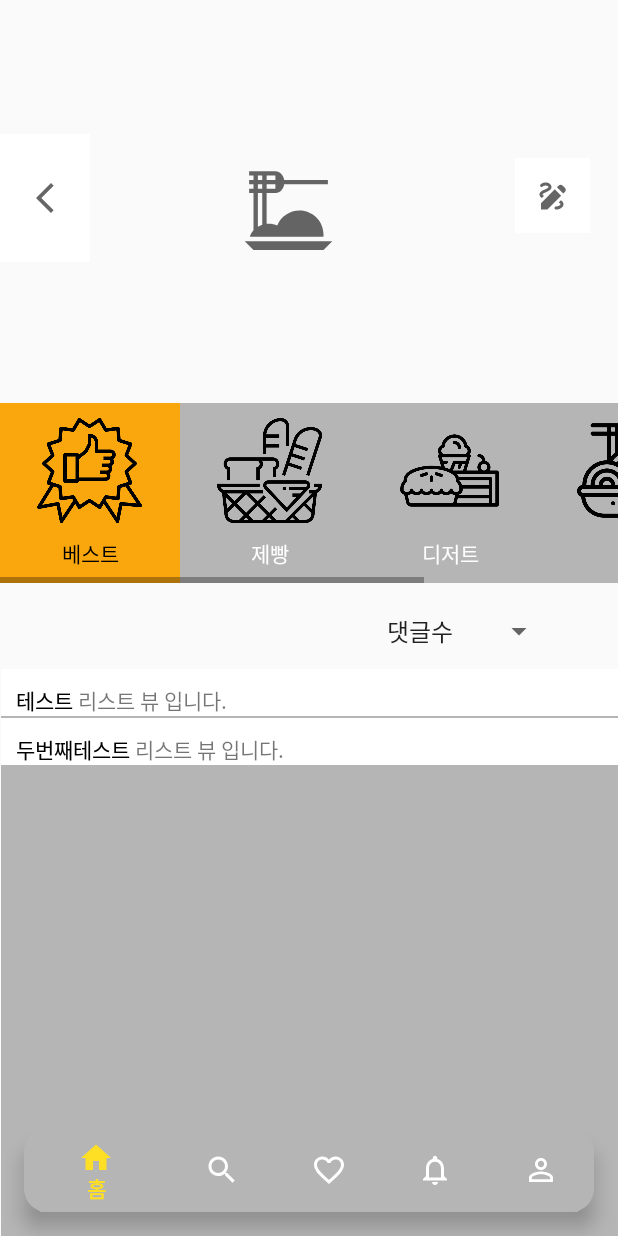
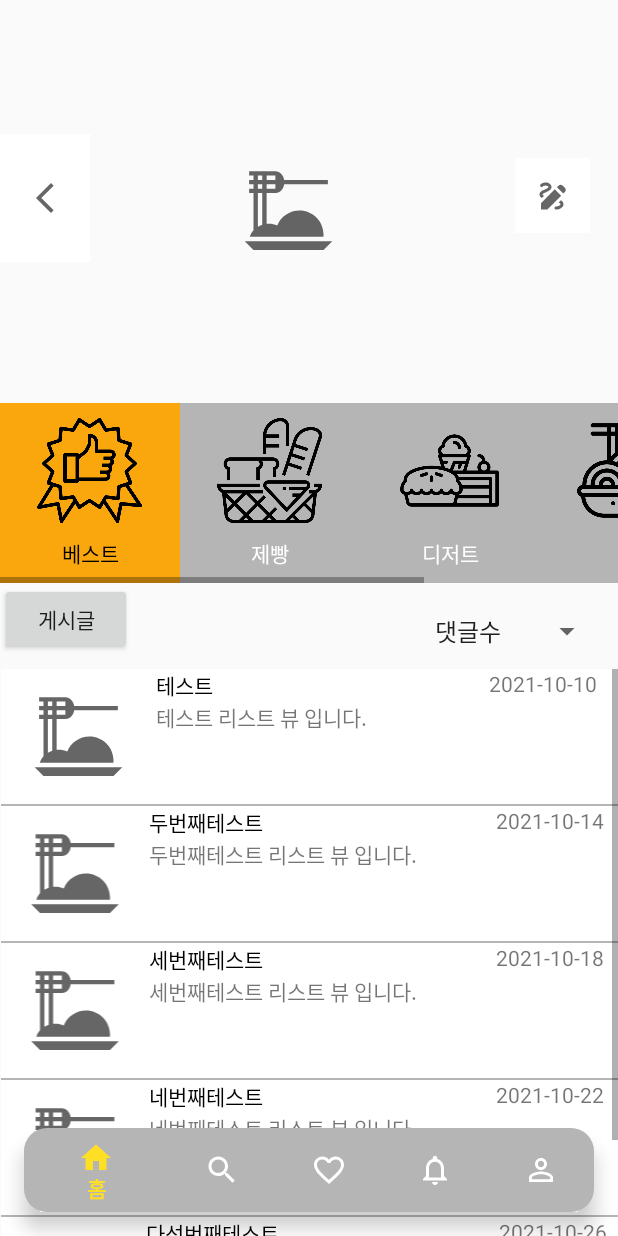
Before and after one commit to choijiyeon20/MoaMoa, an Android app: the screen it shows after launch (MainActivity), after a tap on "게시판 바로가기", on a phone screen of 412 x 824 dp. Run offline under Robolectric (Android 15) with nearby library versions, the phone set to English and light mode, and no system bars.

Commit message:
게시글 이동 버튼 생성, 댓글 화면 추가(Adaptor), 게시판 TextView 수정

```diff
--- a/app/src/main/java/com/cookandroid/moamoa/Board.java
+++ b/app/src/main/java/com/cookandroid/moamoa/Board.java
@@ -10,13 +10,16 @@ import androidx.fragment.app.FragmentTransaction;
 import android.content.Context;
 import android.content.Intent;
 import android.os.Bundle;
+import android.provider.ContactsContract;
 import android.view.LayoutInflater;
 import android.view.View;
 import android.view.ViewGroup;
 import android.widget.AdapterView;
 import android.widget.ArrayAdapter;
 import android.widget.Button;
+import android.widget.FrameLayout;
 import android.widget.ImageButton;
+import android.widget.LinearLayout;
 import android.widget.ListView;
 import android.widget.Spinner;
 import android.widget.Toast;
@@ -28,7 +31,7 @@ public class Board extends Fragment {
 
     //리스트뷰 값 설정
     ArrayList<Actor> actors;
-    ListView listView;
+    ListView listview;
     private static CustomAdaptor customAdaptor;
     //네비바 외의 프레그먼트와 연결할 때 꼭 필요한 newlnstnce() 메소드
     public static Board newlnstnce(){
@@ -54,27 +57,50 @@ public class Board extends Fragment {
                 ((MainActivity)getActivity()).replaceFragment(Write.newlnstnce());
             }
         });
+
+        Button tbutton = (Button) view.findViewById(R.id.test_button);
+        tbutton.setOnClickListener(new View.OnClickListener() {
+            @Override
+            public void onClick(View view) {
+                ((MainActivity)getActivity()).replaceFragment(Post.newlnstnce());
+            }
+        });
+
         //스피너 코드
         Spinner tagSpinner = (Spinner) view.findViewById(R.id.board_spinner_order);
         ArrayAdapter tagAdapter = ArrayAdapter.createFromResource(getActivity(), R.array.board_spinner_array, android.R.layout.simple_spinner_item);
         tagAdapter.setDropDownViewResource(android.R.layout.simple_spinner_dropdown_item);
         tagSpinner.setAdapter(tagAdapter);
 
+
         //게시글 리스트 뷰 코드
         actors = new ArrayList<>();
-        actors.add(new Actor("테스트", "테스트 리스트 뷰 입니다.", "2021-10-10","img"));
-        actors.add(new Actor("두번째테스트", "두번째테스트 리스트 뷰 입니다.", "2021-10-14","img"));
+        actors.add(new Actor("테스트", "테스트 리스트 뷰 입니다.", "2021-10-10",R.drawable.ic_baseline_dinner_dining_24));
+        actors.add(new Actor("두번째테스트", "두번째테스트 리스트 뷰 입니다.", "2021-10-14",R.drawable.ic_baseline_dinner_dining_24));
+        actors.add(new Actor("세번째테스트", "세번째테스트 리스트 뷰 입니다.", "2021-10-18",R.drawable.ic_baseline_dinner_dining_24));
+        actors.add(new Actor("네번째테스트", "네번째테스트 리스트 뷰 입니다.", "2021-10-22",R.drawable.ic_baseline_dinner_dining_24));
+        actors.add(new Actor("다섯번째테스트", "다섯번째테스트 리스트 뷰 입니다.", "2021-10-26",R.drawable.ic_baseline_dinner_dining_24));
 
-        listView = (ListView) view.findViewById(R.id.board_list_view);
+        listview = (ListView) view.findViewById(R.id.board_list_view);
         customAdaptor = new CustomAdaptor(getContext(),actors);
-        listView.setAdapter(customAdaptor);
-        listView.setOnItemClickListener(new AdapterView.OnItemClickListener() {
+        listview.setAdapter(customAdaptor);
+        listview.setOnItemClickListener(new AdapterView.OnItemClickListener() {
             @Override
             public void onItemClick(AdapterView<?> adapterView, View view, int i, long l) {
 
             }
         });
 
+        //게시판 누르면 게시글로 이동
+        /*
+        FrameLayout post_click = (FrameLayout) view.findViewById(R.id.linearLayout6);
+        post_click.setOnClickListener(new View.OnClickListener() {
+            @Override
+            public void onClick(View view) {
+                //((MainActivity)getActivity()).replaceFragment(Post_comment_Activity.newlnstnce());
+            }
+        });
+        */
         return view;
     }
 
@@ -83,9 +109,9 @@ public class Board extends Fragment {
         private String title;
         private String contents;
         private String date;
-        private String title_img;
+        private int title_img;
 
-        public Actor(String title, String contents, String date,String title_img ){
+        public Actor(String title, String contents, String date,int title_img ){
             this.title = title;
             this.contents = contents;
             this.date = date;
@@ -104,7 +130,7 @@ public class Board extends Fragment {
             return date;
         }
 
-        public String getTitle_img() {
+        public int getTitle_img() {
             return title_img;
         }
     }
--- a/app/src/main/java/com/cookandroid/moamoa/CustomAdaptor.java
+++ b/app/src/main/java/com/cookandroid/moamoa/CustomAdaptor.java
@@ -1,14 +1,20 @@
 package com.cookandroid.moamoa;
 
 import android.content.Context;
+import android.content.Intent;
 import android.view.LayoutInflater;
 import android.view.View;
 import android.view.ViewGroup;
 import android.widget.AdapterView;
 import android.widget.ArrayAdapter;
 import android.widget.ImageView;
+import android.widget.LinearLayout;
 import android.widget.TextView;
+import android.widget.Toast;
 
+import androidx.fragment.app.Fragment;
+import androidx.fragment.app.FragmentManager;
+import androidx.fragment.app.FragmentTransaction;
 import androidx.recyclerview.widget.RecyclerView;
 
 import java.util.ArrayList;
@@ -22,6 +28,7 @@ public class CustomAdaptor extends ArrayAdapter implements AdapterView.OnItemCli
     public void onItemClick(AdapterView<?> adapterView, View view, int i, long l) {
 
     }
+
 
     class ViewHolder{
         public TextView tv_title;
@@ -53,8 +60,8 @@ public class CustomAdaptor extends ArrayAdapter implements AdapterView.OnItemCli
         viewHolder.tv_title.setText(actor.getTitle());
         viewHolder.tv_contents.setText(actor.getContents());
         viewHolder.tv_date.setText(actor.getDate());
+        viewHolder.tv_titie_img.setImageResource(actor.getTitle_img());
 
-        viewHolder.tv_title.setTag(actor.getTitle());
         return convertView;
     }
 
--- a/app/src/main/java/com/cookandroid/moamoa/MainActivity.java
+++ b/app/src/main/java/com/cookandroid/moamoa/MainActivity.java
@@ -112,7 +112,8 @@ public class MainActivity extends AppCompatActivity {
     public void replaceFragment(Fragment fragment){
         FragmentManager fragmentManager = getSupportFragmentManager();
         FragmentTransaction fragmentTransaction = fragmentManager.beginTransaction();
-        fragmentTransaction.replace(R.id.main_home_frame, fragment).commit();
+        fragmentTransaction.replace(R.id.main_home_frame, fragment);
+        fragmentTransaction.commit();
     }
 
 
--- a/app/src/main/res/layout/activity_board.xml
+++ b/app/src/main/res/layout/activity_board.xml
@@ -123,18 +123,30 @@
         app:layout_constraintHorizontal_bias="1.0"
         app:layout_constraintStart_toStartOf="parent">
 
+        <Button
+            android:id="@+id/test_button"
+            android:layout_width="wrap_content"
+            android:layout_height="wrap_content"
+            android:text="게시글"/>
+
+        <!--좌우 정렬을 위한 view-->
+        <View
+            android:layout_width="0dp"
+            android:layout_height="0dp"
+            android:layout_weight="1" />
 
         <Spinner
             android:id="@+id/board_spinner_order"
             android:layout_width="120dp"
             android:layout_height="match_parent"
-            android:layout_marginLeft="250dp"
-            android:layout_marginTop="10dp"/>
+            android:gravity="left"
+            android:layout_marginTop="10dp"
+            android:layout_marginRight="10dp"/>
 
 
     </LinearLayout>
 
-    <LinearLayout
+    <FrameLayout
         android:id="@+id/linearLayout6"
         android:layout_width="411dp"
         android:layout_height="378dp"
@@ -150,6 +162,6 @@
             android:layout_height="match_parent"
             android:divider="@color/light_gray"
             android:dividerHeight="1dp" />
-    </LinearLayout>
+    </FrameLayout>
 
 </androidx.constraintlayout.widget.ConstraintLayout>
--- a/app/src/main/res/layout/activity_post.xml
+++ b/app/src/main/res/layout/activity_post.xml
@@ -21,7 +21,9 @@
             android:layout_height="62dp"
             app:srcCompat="@drawable/ic_baseline_arrow_back_ios_new_24" />
 
-        <view
+
+        <!--좌우 정렬을 위한 view-->
+        <View
             android:layout_width="0dp"
             android:layout_height="0dp"
             android:layout_weight="1" />
@@ -133,6 +135,7 @@
         app:layout_constraintTop_toBottomOf="@+id/linearLayout8">
 
         <ImageButton
+            android:id="@+id/commentGoButton"
             android:layout_width="wrap_content"
             android:layout_height="wrap_content"
             android:layout_gravity="center"
--- a/app/src/main/res/layout/board_list_item.xml
+++ b/app/src/main/res/layout/board_list_item.xml
@@ -1,22 +1,28 @@
 <?xml version="1.0" encoding="utf-8"?>
 <!--게시판 게시글 목록 리스트뷰 데이터-->
-<androidx.constraintlayout.widget.ConstraintLayout xmlns:android="http://schemas.android.com/apk/res/android"
+<LinearLayout xmlns:android="http://schemas.android.com/apk/res/android"
     xmlns:tools="http://schemas.android.com/tools"
     android:layout_width="match_parent"
     android:layout_height="match_parent"
     xmlns:app="http://schemas.android.com/apk/res-auto"
     android:orientation="horizontal"
-    android:background="@color/white">
+    android:background="@color/white"
+    android:id="@+id/board_list_click">
 
     <ImageView
         android:id="@+id/board_list_imageView"
+        android:layout_width="70dp"
+        android:layout_height="70dp"
+        android:src="@drawable/ic_baseline_dinner_dining_24"
+        android:layout_marginLeft="15dp"
+        android:layout_margin="10dp"
+        android:layout_weight="1"
+        />
+    <LinearLayout
         android:layout_width="wrap_content"
         android:layout_height="wrap_content"
-        android:layout_marginLeft="15dp"
-        android:layout_margin="10dp"
-        app:layout_constraintStart_toStartOf="parent"
-        app:layout_constraintTop_toTopOf="parent"
-        />
+        android:orientation="vertical"
+        android:layout_weight="6">
 
         <TextView
             android:id="@+id/board_list_title"
@@ -36,10 +42,13 @@
             app:layout_constraintStart_toEndOf="@id/board_list_imageView"
             app:layout_constraintTop_toTopOf="@id/board_list_title"/>
 
+    </LinearLayout>
+
     <TextView
         android:id="@+id/board_list_date"
         android:layout_width="wrap_content"
         android:layout_height="match_parent"
         android:text="날짜"
-        app:layout_constraintStart_toEndOf="parent" />
-</androidx.constraintlayout.widget.ConstraintLayout>
+        app:layout_constraintStart_toEndOf="parent"
+        android:layout_weight="1"/>
+</LinearLayout>
```
Also changed, not shown: app/src/main/java/com/cookandroid/moamoa/Post.java (+38 -0 lines), app/src/main/java/com/cookandroid/moamoa/Post_comment_Activity.java (added, +54 -0 lines), app/src/main/java/com/cookandroid/moamoa/Post_comment_Adaptor.java (added, +87 -0 lines), app/src/main/java/com/cookandroid/moamoa/Post_comment_Item.java (added, +52 -0 lines), app/src/main/res/drawable/ic_baseline_more_horiz_24.xml (added, +10 -0 lines), app/src/main/res/layout/activity_post_comment.xml (added, +59 -0 lines), app/src/main/res/layout/post_comment_item.xml (added, +68 -0 lines). Lines whose indentation alone changed are shown as unchanged.
